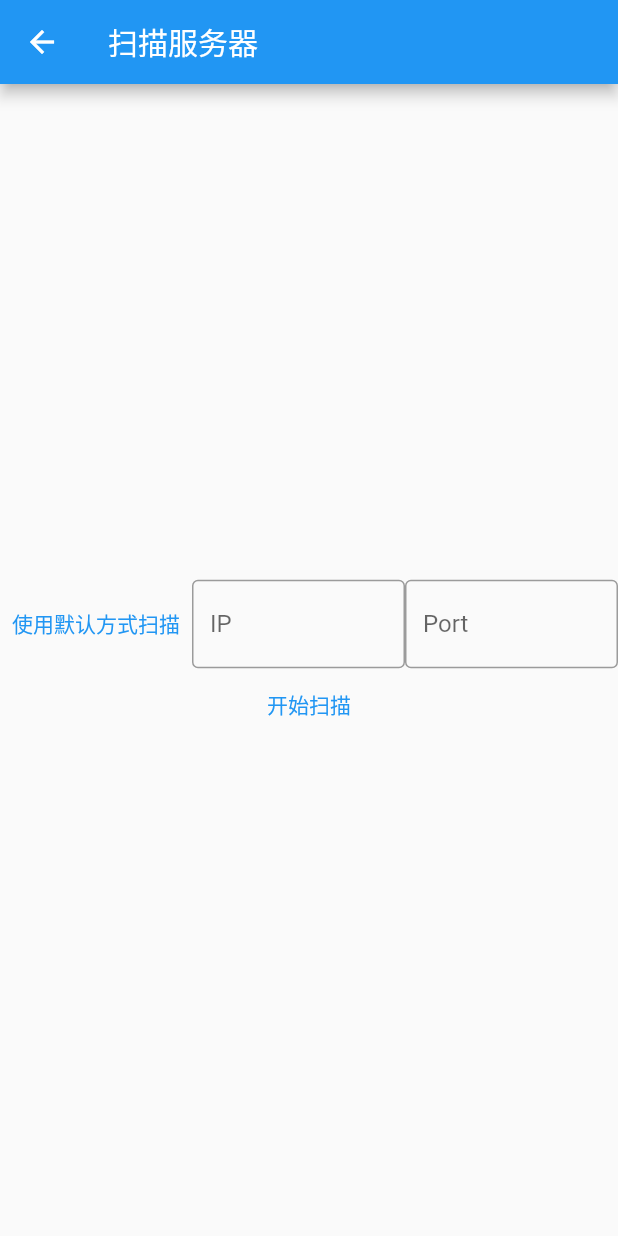
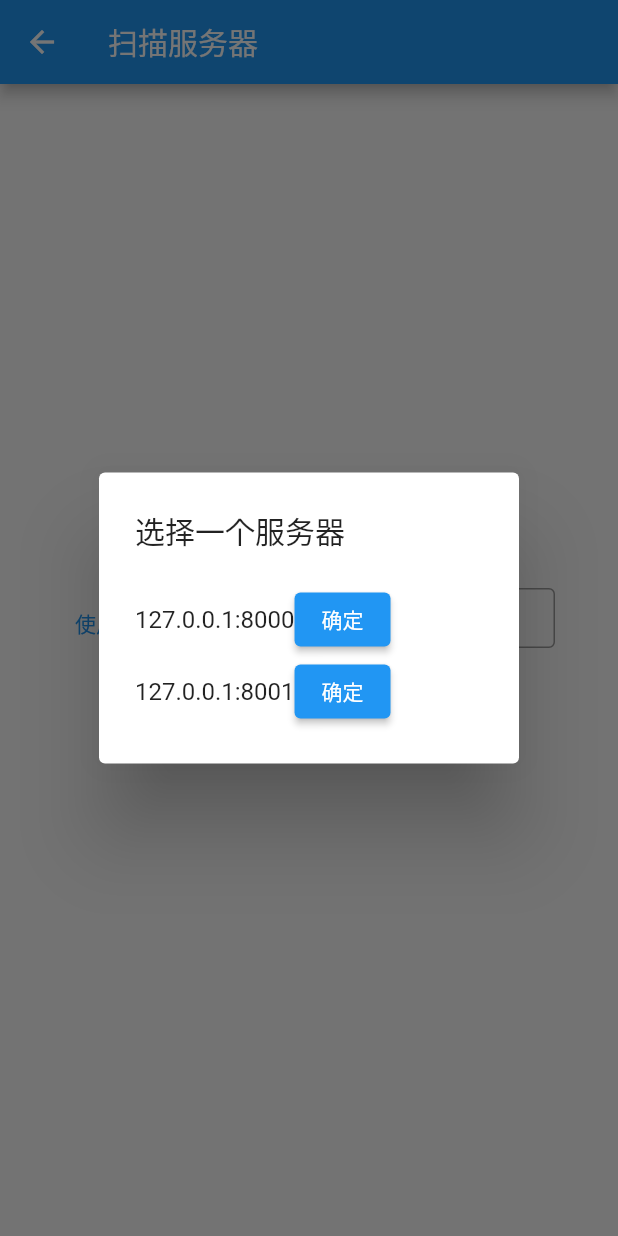
Before and after one commit to Gray-Ice/ZPhone, a Flutter app: the ScanServerWidget screen opened directly, after a tap on "开始扫描", on a phone screen of 412 x 824 dp. Run offline on Flutter 3.47's test engine with Material 2 defaults, Android fonts, the phone set to English and light mode, and no system bars; our stand-ins replace connectivity_plus, file_picker, synchronized; missing offline and left inert: grpc, protobuf.

Commit message:
Add switch server list

```diff
--- a/lib/views/scan_server.dart
+++ b/lib/views/scan_server.dart
@@ -9,9 +9,9 @@ import "package:connectivity_plus/connectivity_plus.dart";
 import "package:flutter_code/rpc/auth/auth.pbgrpc.dart" as auth_rpc;
 import "package:flutter_code/globals/network.dart" as global_network;
 
-
 class _availableServer {
   _availableServer();
+
   List<String> ips = <String>[];
   Lock lock = Lock();
 }
@@ -55,25 +55,39 @@ class ScanNetOptions extends StatelessWidget {
     return Row(
       mainAxisAlignment: MainAxisAlignment.center,
       children: [
+        Container(
+          child: Wrap(
+            children: [
               TextButton(
                   onPressed: () => useDefaultSetting = true,
                   child: const Text("使用默认方式扫描")),
-        Flexible(
+              Row(
+                children: [
+                  // 必须用SizedBox包裹TextField，否则Row会报错
+                  SizedBox(
                     child: TextField(
                       onChanged: ipOnChanged,
                       decoration: const InputDecoration(
                         border: OutlineInputBorder(),
                         labelText: 'IP',
                       ),
-        )),
-        Flexible(
+                    ),
+                    width: 100,
+                    height: 40,
+                  ),
+                  SizedBox(
                     child: TextField(
                       onChanged: portOnChanged,
                       decoration: const InputDecoration(
                         border: OutlineInputBorder(),
                         labelText: 'Port',
                       ),
-        )),
+                    ),
+                    width: 100,
+                    height: 40,
+                  ),
+                ],
+              ),
               // TextField(
               //   onChanged: portOnChanged,
               //   decoration: const InputDecoration(
@@ -82,16 +96,19 @@ class ScanNetOptions extends StatelessWidget {
               //   ),
               // ),
             ],
+          ),
+        )
+      ],
     );
   }
 }
-
 
 class ScanServerWidget extends StatelessWidget {
   ScanServerWidget({Key? key, required this.context}) : super(key: key);
   ScanNetOptions scanNetOptions = ScanNetOptions();
   BuildContext context;
   List<ServerInfo> livingServer = [];
+  bool isShowingSwitchServer = false;
 
   // 返回IP或空字符串
   Future<String> getCurrentIP() async {
@@ -217,6 +234,7 @@ class ScanServerWidget extends StatelessWidget {
       return false;
     }
   }
+
   Future<List<String>> defaultScanMethod(context) async {
     debugPrint("In");
     List<String> ips = <String>[];
@@ -266,8 +284,8 @@ class ScanServerWidget extends StatelessWidget {
     livingServer.clear();
     // 没有设置IP和端口，使用默认方式扫描
     if (scanNetOptions.useDefaultSetting) {
-      var ips =  await defaultScanMethod(context);
-      for(var ip in ips){
+      var ips = await defaultScanMethod(context);
+      for (var ip in ips) {
         livingServer.add(ServerInfo(ip, global_network.defaultServerPort));
       }
     }
@@ -281,12 +299,62 @@ class ScanServerWidget extends StatelessWidget {
       return await defaultScanMethod(context);
     }
     var scan_target_ip_result = await scanTargetIP(ip, port);
-    if(scan_target_ip_result){
+    if (scan_target_ip_result) {
       livingServer.add(ServerInfo(ip, port));
       return <String>["$ip:$port"];
     }
 
     return <String>[];
+  }
+
+  Future<void> popUpServerSwitchList(BuildContext context) async {
+    if (isShowingSwitchServer) {
+      return;
+    }
+    this.isShowingSwitchServer = true;
+    // var ips = await scanLocalAreaNetworkService(context);
+    var ips = <String>[];
+    ips.add("127.0.0.1:8000");
+    ips.add("127.0.0.1:8001");
+    showDialog(
+        context: context,
+        builder: (BuildContext build) {
+          var rows = <Row>[];
+          for (var i = 0; i < ips.length; i++) {
+            var column = Row(
+              children: [
+                Text(ips[i]),
+                ElevatedButton(
+                    onPressed: () {
+                      // 输出ip
+                      debugPrint(ips[i]);
+
+                      // 设置全局ip和port
+                      String ip = ips[i].split(":")[0];
+                      int port = int.parse(ips[i].split(":")[0]);
+                      global_network.ip = ip;
+                      global_network.port = port;
+
+                      Navigator.of(build).pop();  // 退出Dialog窗口
+                      Navigator.of(context).pop();  // 退出扫描IP窗口
+                    },
+                    child: const Text("确定"))
+              ],
+            );
+            rows.add(column);
+          }
+          return AlertDialog(
+            title: Text("选择一个服务器"),
+            content: Wrap(
+              children: [
+                Column(
+                  children: rows,
+                )
+              ],
+            ),
+          );
+        });
+    this.isShowingSwitchServer = false;
   }
 
   @override
@@ -301,7 +369,7 @@ class ScanServerWidget extends StatelessWidget {
             children: [
               scanNetOptions,
               TextButton(
-                  onPressed: () => scanLocalAreaNetworkService(context),
+                  onPressed: () => popUpServerSwitchList(context),
                   child: Text("开始扫描")),
             ],
           ),
```
Also changed, not shown: 2 other files. Lines whose indentation alone changed are shown as unchanged.
